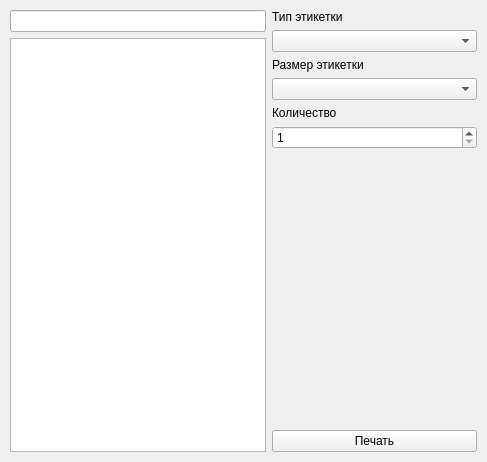
First picture: the form in src/gui/mainwindow.ui, repository gusya1/PrintLabelMS, before the edit.
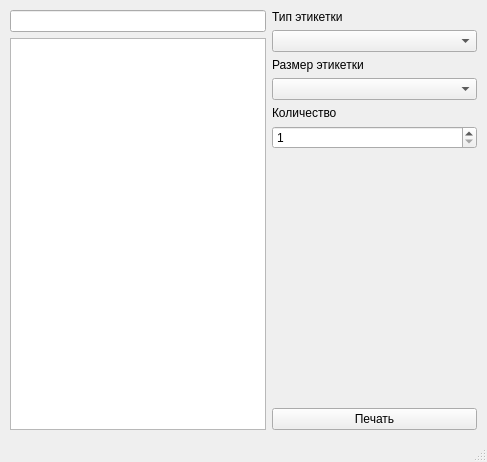
Second picture: the form after the edit.

```diff
--- a/src/gui/mainwindow.ui
+++ b/src/gui/mainwindow.ui
@@ -107,6 +107,7 @@
     </item>
    </layout>
   </widget>
+  <widget class="QStatusBar" name="statusBar"/>
  </widget>
  <connections/>
 </ui>
```
